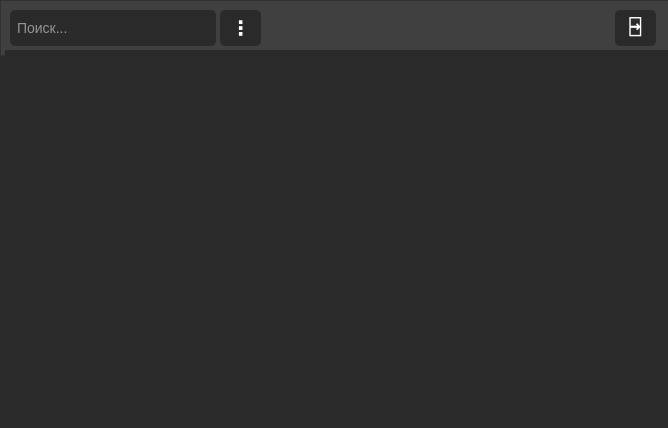
First picture: the form in mainwindow/mainwindow.ui, repository b0shka/selling_apps, before the edit.
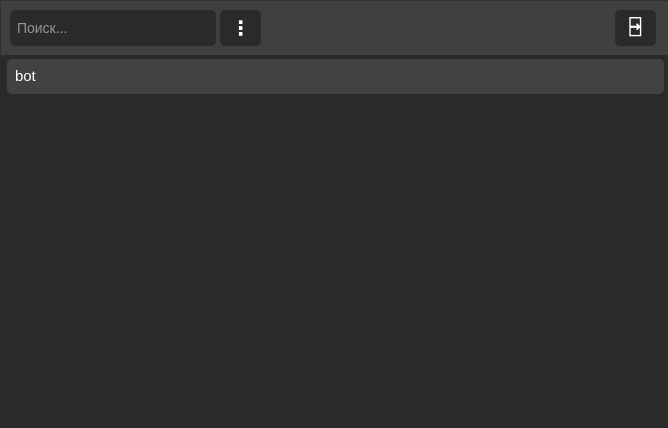
Second picture: the form after the edit.

```diff
--- a/mainwindow/mainwindow.ui
+++ b/mainwindow/mainwindow.ui
@@ -161,8 +161,8 @@
     <property name="geometry">
      <rect>
       <x>5</x>
-      <y>50</y>
-      <width>671</width>
+      <y>55</y>
+      <width>661</width>
       <height>371</height>
      </rect>
     </property>
@@ -172,13 +172,23 @@
 	font-size:15px;
 	background-color: #2a2a2a;
 	color: white;
-	padding: 5px 7px;
+	padding: 0px 2px;;
 }
 
 QListWidget::item {
-	padding: 2 px 6px;
+	margin-top: 4px;
+	padding-left: 5px;
+	background-color: #424242;
+	height: 35px;
+	border: none;
+	border-radius: 5px;
 }</string>
     </property>
+    <item>
+     <property name="text">
+      <string>bot</string>
+     </property>
+    </item>
    </widget>
   </widget>
  </widget>
```
